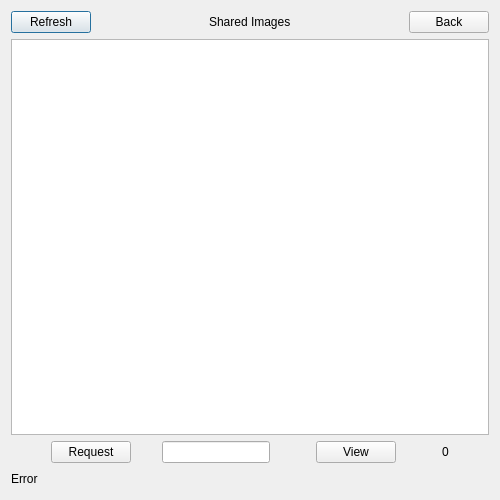
The window that sharedimagesdialog.ui (hassan-kandil/DistImage) describes before a commit, drawn with Qt 5.
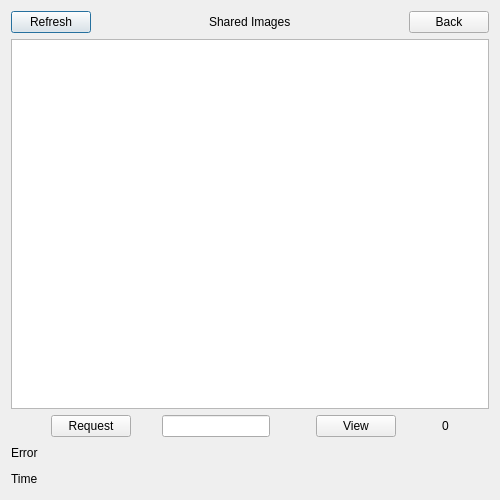
The same window after the commit.

Commit message: Time and layout

Diff of the .ui file:
```diff
--- a/sharedimagesdialog.ui
+++ b/sharedimagesdialog.ui
@@ -185,6 +185,30 @@
      </item>
     </layout>
    </item>
+   <item>
+    <layout class="QHBoxLayout" name="horizontalLayout_7">
+     <item>
+      <widget class="QLabel" name="lbl_time">
+       <property name="text">
+        <string>Time</string>
+       </property>
+      </widget>
+     </item>
+     <item>
+      <spacer name="horizontalSpacer_8">
+       <property name="orientation">
+        <enum>Qt::Horizontal</enum>
+       </property>
+       <property name="sizeHint" stdset="0">
+        <size>
+         <width>40</width>
+         <height>20</height>
+        </size>
+       </property>
+      </spacer>
+     </item>
+    </layout>
+   </item>
   </layout>
  </widget>
  <tabstops>
```
The commit also changes 52 other files.
